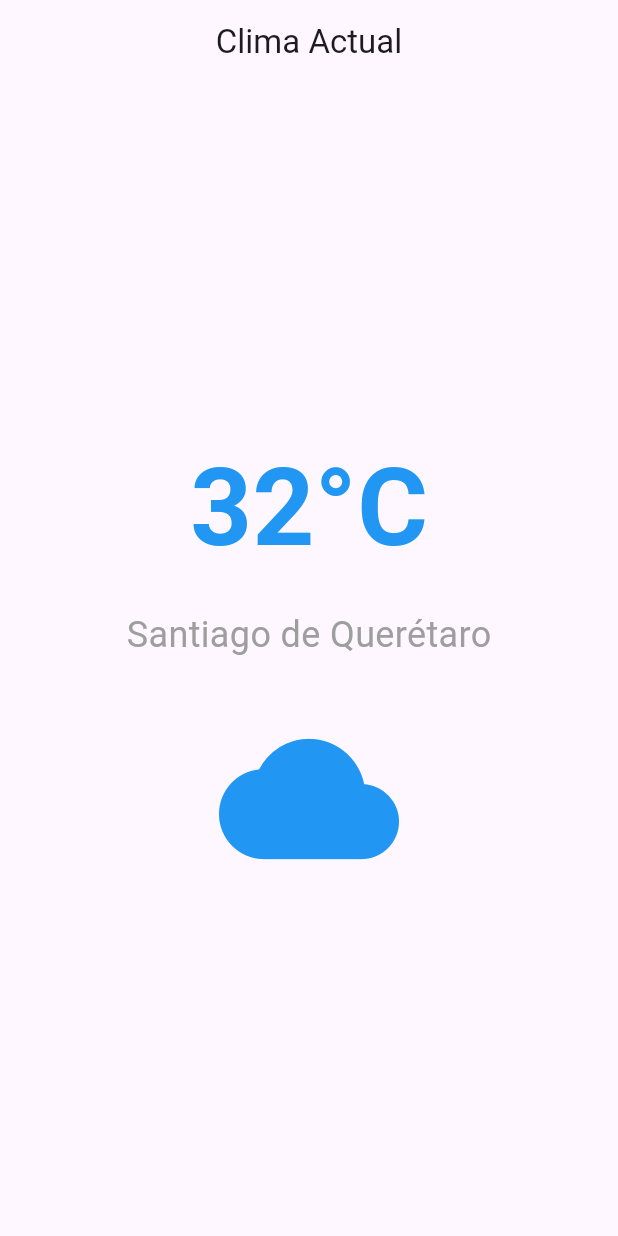
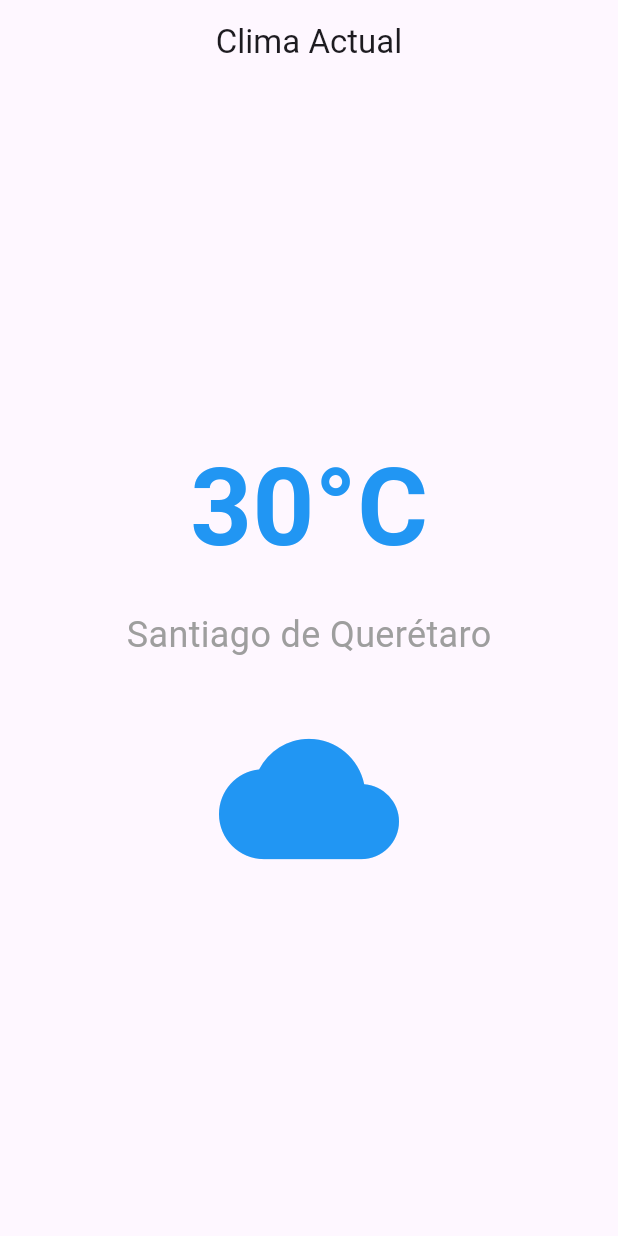
Before and after one commit to BrunoLopezDC/Practicas, a Flutter app: the screen it shows after launch, on a phone screen of 412 x 824 dp. Run offline on Flutter 3.47's test engine with Material 3 defaults, Android fonts, the light colour scheme and no system bars.

```diff
--- a/climate_app/lib/main.dart
+++ b/climate_app/lib/main.dart
@@ -15,13 +15,13 @@ class MyApp extends StatelessWidget {
         primarySwatch: Colors.blue,
         useMaterial3: true,
       ),
-      home: const MyHomePage(),
+      home: MyHomePage(),
     );
   }
 }
 
 class MyHomePage extends StatelessWidget {
-  const MyHomePage({Key? key}) : super(key: key);
+   MyHomePage({Key? key}) : super(key: key);
 
   @override
   Widget build(BuildContext context) {
@@ -34,8 +34,8 @@ class MyHomePage extends StatelessWidget {
         child: Column(
           mainAxisAlignment: MainAxisAlignment.center,
           children: [
-            const Text(
-              '32°C',
+             Text(
+              '30°C',
               style: TextStyle(
                 fontSize: 72,
                 fontWeight: FontWeight.bold,
```
Also changed, not shown: climate_app/docs/2026-05-29T21:28:17,370084147-06:00.png (added), climate_app/docs/2026-05-29T21:29:28,507131405-06:00.png (added), climate_app/docs/2026-05-29T21:29:55,510663854-06:00.png (added), climate_app/docs/2026-05-29T21:32:42,356849938-06:00.png (added), 1 other file.
